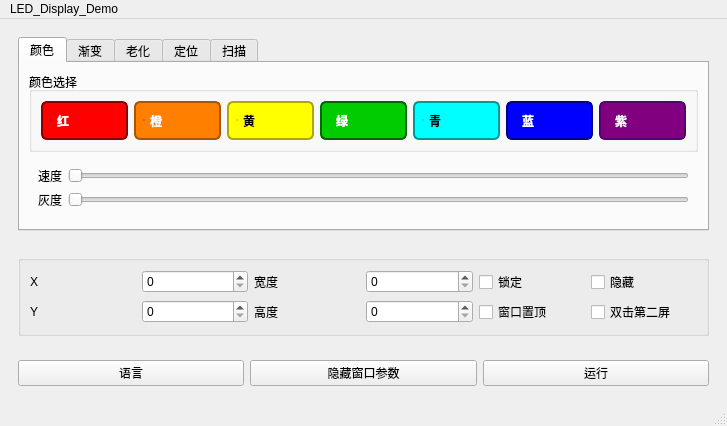
Above: LED_Display_Demo/LED_Display_Demo/mainwindow.ui from Limitlloss/QT_Study before the change. Below: the same form after it.
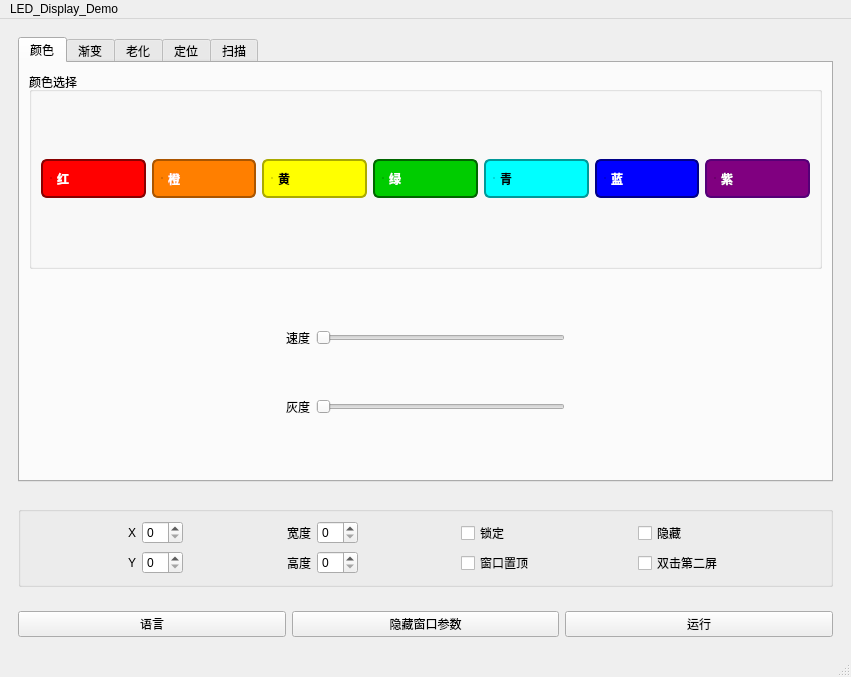
That is the form after the change.

What changed in the file:
```diff
--- a/LED_Display_Demo/LED_Display_Demo/mainwindow.ui
+++ b/LED_Display_Demo/LED_Display_Demo/mainwindow.ui
@@ -6,8 +6,8 @@
    <rect>
     <x>0</x>
     <y>0</y>
-    <width>727</width>
-    <height>408</height>
+    <width>851</width>
+    <height>677</height>
    </rect>
   </property>
   <property name="windowTitle">
@@ -215,28 +215,54 @@
            <item>
             <widget class="QWidget" name="widget_4" native="true">
              <layout class="QGridLayout" name="gridLayout_4">
-              <item row="3" column="0">
+              <item row="3" column="1">
                <widget class="QLabel" name="label_6">
                 <property name="text">
                  <string>灰度</string>
                 </property>
                </widget>
               </item>
+              <item row="1" column="3">
+               <spacer name="horizontalSpacer_7">
+                <property name="orientation">
+                 <enum>Qt::Orientation::Horizontal</enum>
+                </property>
+                <property name="sizeHint" stdset="0">
+                 <size>
+                  <width>40</width>
+                  <height>20</height>
+                 </size>
+                </property>
+               </spacer>
+              </item>
               <item row="1" column="0">
+               <spacer name="horizontalSpacer_6">
+                <property name="orientation">
+                 <enum>Qt::Orientation::Horizontal</enum>
+                </property>
+                <property name="sizeHint" stdset="0">
+                 <size>
+                  <width>40</width>
+                  <height>20</height>
+                 </size>
+                </property>
+               </spacer>
+              </item>
+              <item row="1" column="1">
                <widget class="QLabel" name="label_5">
                 <property name="text">
                  <string>速度</string>
                 </property>
                </widget>
               </item>
-              <item row="1" column="1">
+              <item row="1" column="2">
                <widget class="QSlider" name="horizontalSlider">
                 <property name="orientation">
                  <enum>Qt::Orientation::Horizontal</enum>
                 </property>
                </widget>
               </item>
-              <item row="3" column="1">
+              <item row="3" column="2">
                <widget class="QSlider" name="horizontalSlider_2">
                 <property name="orientation">
                  <enum>Qt::Orientation::Horizontal</enum>
@@ -276,80 +302,145 @@
     <item>
      <widget class="QWidget" name="widget" native="true">
       <layout class="QGridLayout" name="gridLayout_2">
-       <item row="1" column="0">
+       <item row="1" column="1">
         <widget class="QGroupBox" name="groupBox">
          <property name="title">
           <string/>
          </property>
          <layout class="QGridLayout" name="gridLayout_3">
-          <item row="0" column="4">
-           <widget class="QCheckBox" name="checkBox">
+          <item row="0" column="3">
+           <spacer name="horizontalSpacer_2">
+            <property name="orientation">
+             <enum>Qt::Orientation::Horizontal</enum>
+            </property>
+            <property name="sizeHint" stdset="0">
+             <size>
+              <width>40</width>
+              <height>20</height>
+             </size>
+            </property>
+           </spacer>
+          </item>
+          <item row="6" column="5">
+           <widget class="QSpinBox" name="spinBox_4"/>
+          </item>
+          <item row="6" column="4">
+           <widget class="QLabel" name="label_3">
             <property name="text">
-             <string>锁定</string>
+             <string>高度</string>
             </property>
            </widget>
           </item>
-          <item row="6" column="1">
+          <item row="6" column="2">
            <widget class="QSpinBox" name="spinBox_2"/>
           </item>
+          <item row="6" column="1">
+           <widget class="QLabel" name="label_2">
+            <property name="text">
+             <string>Y</string>
+            </property>
+           </widget>
+          </item>
+          <item row="0" column="9">
+           <spacer name="horizontalSpacer_4">
+            <property name="orientation">
+             <enum>Qt::Orientation::Horizontal</enum>
+            </property>
+            <property name="sizeHint" stdset="0">
+             <size>
+              <width>40</width>
+              <height>20</height>
+             </size>
+            </property>
+           </spacer>
+          </item>
+          <item row="0" column="0">
+           <spacer name="horizontalSpacer">
+            <property name="orientation">
+             <enum>Qt::Orientation::Horizontal</enum>
+            </property>
+            <property name="sizeHint" stdset="0">
+             <size>
+              <width>40</width>
+              <height>20</height>
+             </size>
+            </property>
+           </spacer>
+          </item>
           <item row="0" column="5">
-           <widget class="QCheckBox" name="checkBox_2">
+           <widget class="QSpinBox" name="spinBox_3"/>
+          </item>
+          <item row="0" column="8">
+           <widget class="QCheckBox" name="checkBox">
             <property name="text">
-             <string>隐藏</string>
+             <string>锁定</string>
             </property>
            </widget>
           </item>
-          <item row="6" column="4">
+          <item row="6" column="8">
            <widget class="QCheckBox" name="checkBox_4">
             <property name="text">
              <string>窗口置顶</string>
             </property>
            </widget>
           </item>
-          <item row="0" column="3">
-           <widget class="QSpinBox" name="spinBox_3"/>
-          </item>
-          <item row="6" column="5">
-           <widget class="QCheckBox" name="checkBox_3">
-            <property name="text">
-             <string>双击第二屏</string>
-            </property>
-           </widget>
-          </item>
-          <item row="0" column="2">
+          <item row="0" column="4">
            <widget class="QLabel" name="label_4">
             <property name="text">
              <string>宽度</string>
             </property>
            </widget>
           </item>
-          <item row="6" column="0">
-           <widget class="QLabel" name="label_2">
-            <property name="text">
-             <string>Y</string>
-            </property>
-           </widget>
-          </item>
-          <item row="6" column="3">
-           <widget class="QSpinBox" name="spinBox_4"/>
-          </item>
-          <item row="6" column="2">
-           <widget class="QLabel" name="label_3">
-            <property name="text">
-             <string>高度</string>
-            </property>
-           </widget>
-          </item>
-          <item row="0" column="1">
+          <item row="0" column="2">
            <widget class="QSpinBox" name="spinBox"/>
           </item>
-          <item row="0" column="0">
+          <item row="6" column="10">
+           <widget class="QCheckBox" name="checkBox_3">
+            <property name="text">
+             <string>双击第二屏</string>
+            </property>
+           </widget>
+          </item>
+          <item row="0" column="1">
            <widget class="QLabel" name="label">
             <property name="text">
              <string>X</string>
             </property>
            </widget>
           </item>
+          <item row="0" column="10">
+           <widget class="QCheckBox" name="checkBox_2">
+            <property name="text">
+             <string>隐藏</string>
+            </property>
+           </widget>
+          </item>
+          <item row="0" column="6">
+           <spacer name="horizontalSpacer_3">
+            <property name="orientation">
+             <enum>Qt::Orientation::Horizontal</enum>
+            </property>
+            <property name="sizeHint" stdset="0">
+             <size>
+              <width>40</width>
+              <height>20</height>
+             </size>
+            </property>
+           </spacer>
+          </item>
+          <item row="0" column="11">
+           <spacer name="horizontalSpacer_5">
+            <property name="orientation">
+             <enum>Qt::Orientation::Horizontal</enum>
+            </property>
+            <property name="sizeHint" stdset="0">
+             <size>
+              <width>40</width>
+              <height>20</height>
+             </size>
+            </property>
+           </spacer>
+          </item>
          </layout>
         </widget>
        </item>
@@ -390,8 +481,8 @@
     <rect>
      <x>0</x>
      <y>0</y>
-     <width>727</width>
-     <height>18</height>
+     <width>851</width>
+     <height>25</height>
     </rect>
    </property>
    <widget class="QMenu" name="menuLED_Display_Demo">
```
Left out of the diff: 2 changed lines with no effect on the pictures.
